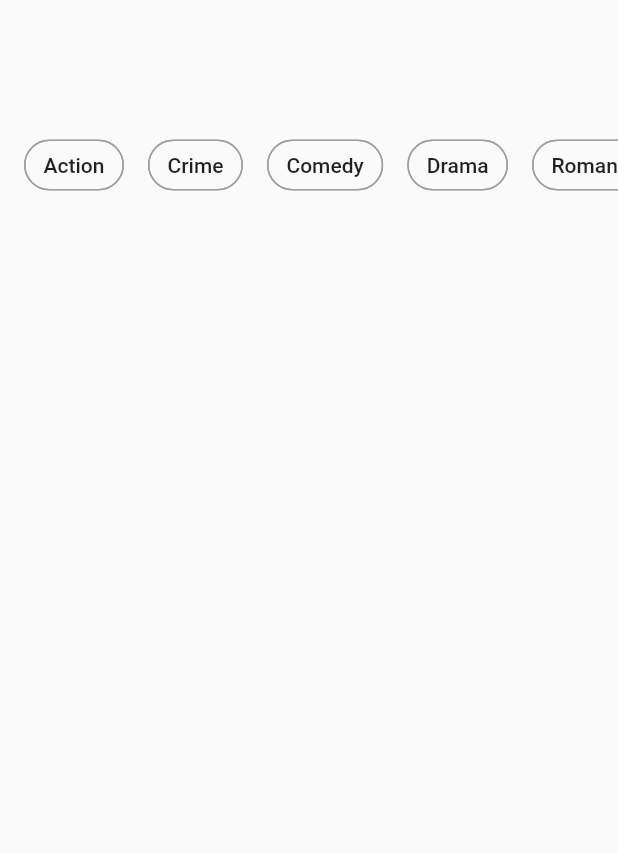
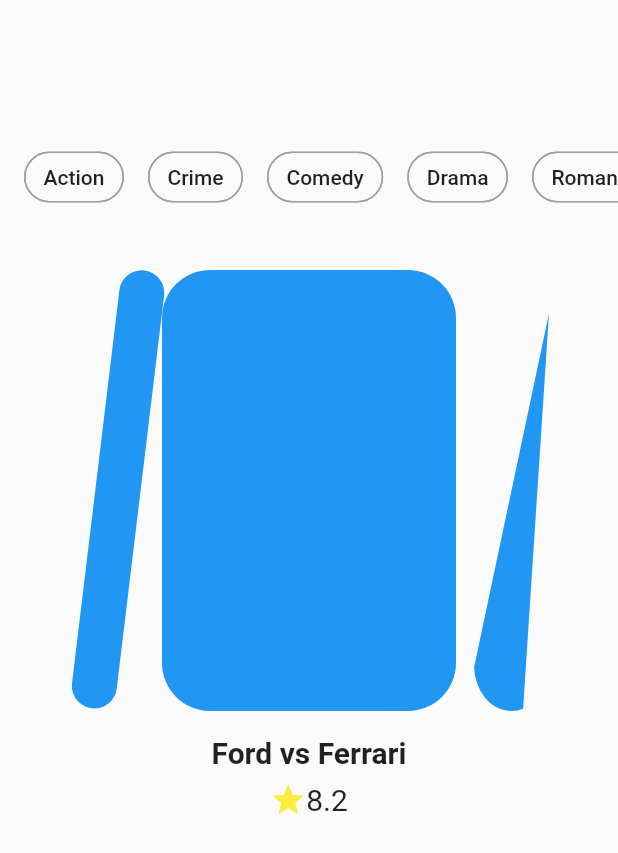
Before and after one commit to MarkMarcel/movie_assistant, a Flutter app: the screen it shows after launch, on a phone screen of 412 x 824 dp. Shown: the top 853 px of the screen. Run offline on Flutter 3.47's test engine with Material 2 defaults, Android fonts, the phone set to English and light mode, and no system bars.

```diff
--- a/lib/main.dart
+++ b/lib/main.dart
@@ -4,6 +4,7 @@
 
 import 'package:flutter/material.dart';
 import 'package:movie_assistant/ui/screens/home.dart';
+import 'package:movie_assistant/ui/screens/routes.dart';
 import 'package:movie_assistant/ui/themes/app_theme.dart';
 
 void main() => runApp(MyApp());
@@ -14,9 +15,10 @@ class MyApp extends StatelessWidget {
   Widget build(BuildContext context) {
 
     return MaterialApp(
-      title: 'Welcome to Flutter',
+      home: Home(),
+      routes: appRoutes,
       theme: getAppTheme(context),
-      home: Home()
+      title: 'Vietant',
     );
   }
 }
--- /dev/null
+++ b/lib/ui/custom_painters/home_movie_right.dart
@@ -0,0 +1,40 @@
+import 'dart:math';
+
+import 'package:flutter/material.dart';
+
+class MovieRight extends CustomPainter{
+  num angle;
+  Paint _paint;
+  MovieRight({@required this.angle, @required color})
+  :_paint = Paint()
+  ..color = color
+  ..isAntiAlias = true;
+
+  @override
+  void paint(Canvas canvas, Size size) {
+    final angleTan = _getTan(this.angle);
+    final points = _getPoints(size, angleTan);
+    final path = Path();
+    path.moveTo(points['first'].dx, points['first'].dy);
+    path.lineTo(points['second'].dx, points['second'].dy);
+    path.arcTo(Rect.fromLTRB(points['second'].dx,points['second'].dy-32,size.width,size.height), -pi, -3*pi/5, false);
+    path.lineTo(points['first'].dx, points['first'].dy);
+    canvas.drawPath(path, _paint);
+
+  }
+
+  @override
+  bool shouldRepaint(CustomPainter oldDelegate) {
+    return false;
+  }
+
+  double _getTan(num radians){
+    return tan(radians).abs();
+  }
+
+  Map<String,Offset> _getPoints(Size size, num angleTan) => {
+    'first':Offset(size.width, angleTan*size.width),
+    'second':Offset(0, size.height-angleTan*size.width)
+  };
+
+}
--- a/lib/ui/screens/home.dart
+++ b/lib/ui/screens/home.dart
@@ -1,4 +1,6 @@
 import 'package:flutter/material.dart';
+import 'package:movie_assistant/ui/custom_painters/home_movie_right.dart';
+import 'dart:math';
 
 class Home extends StatelessWidget {
   final List<Tab> myTabs = <Tab>[
@@ -15,7 +17,7 @@ class Home extends StatelessWidget {
   Widget build(BuildContext context) {
     return Scaffold(
       body: Container(
-          padding: EdgeInsets.only( top: 16),
+          padding: EdgeInsets.only(top: 16),
           child: Column(children: <Widget>[
             DefaultTabController(
                 length: myTabs.length,
@@ -23,13 +25,14 @@ class Home extends StatelessWidget {
                   isScrollable: true,
                   tabs: myTabs,
                 )),
-            SizedBox(height: 16),
             Container(
+              alignment: Alignment.center,
               constraints: BoxConstraints(maxHeight: 60),
+              margin: EdgeInsets.only(top: 24),
               child:
                   ListView(scrollDirection: Axis.horizontal, children: <Widget>[
                 Container(
-                    margin: EdgeInsets.symmetric(horizontal:16),
+                    margin: EdgeInsets.symmetric(horizontal: 16),
                     child: ActionChip(
                         label: Text('Action'),
                         backgroundColor: Colors.transparent,
@@ -84,7 +87,66 @@ class Home extends StatelessWidget {
                               "If you stand for nothing, Burr, what’ll you fall for?");
                         }))
               ]),
-            )
+            ),
+            Container(
+                margin: EdgeInsets.only(top: 32),
+                child: Row(
+                  mainAxisAlignment: MainAxisAlignment.center,
+                  crossAxisAlignment: CrossAxisAlignment.start,
+                  children: <Widget>[
+                    RotatedBox(quarterTurns: 2,
+                    child:Container(
+                    width: 30,
+                    height: 294,
+                    clipBehavior: Clip.antiAlias,
+                    transform: Matrix4.tryInvert(Matrix4.rotationZ(-0.12)),
+                    decoration: BoxDecoration(
+                        color: Colors.blue,
+                        borderRadius: BorderRadius.circular(32)),
+                  ))
+                  ,
+                  SizedBox(width: 32),
+                  Column(
+                    children: <Widget>[
+                      GestureDetector(
+                        onTap: () => Navigator.pushNamed(context, '/movie'),
+                        child:Container(
+                        width: 196,
+                        height: 294,
+                        decoration: BoxDecoration(
+                            color: Colors.blue,
+                            borderRadius: BorderRadius.circular(32)),
+                      )),
+                      Container(
+                        margin:EdgeInsets.only(top:16),
+                        child:Text(
+                        'Ford vs Ferrari',
+                        style: TextStyle(
+                            fontSize: 20, fontWeight: FontWeight.bold),
+                      )
+                      ),
+                      Container(
+                        margin:EdgeInsets.only(top:8),
+                        child:Row(
+                          mainAxisAlignment: MainAxisAlignment.center,
+                          children: <Widget>[
+                            Icon(Icons.star,color:Colors.yellow),
+                            Text('8.2',style: TextStyle(
+                            fontSize: 20, ),)
+                          ],
+                        )
+                      )
+                    ],
+                  ),
+                  SizedBox(width: 12),
+                  Container(
+                    child: CustomPaint(
+                      painter:MovieRight(angle: pi/6,color: Theme.of(context).primaryColor)
+                    ),
+                    height: 294,
+                    width: 50,
+                  ),
+                ]))
           ])),
     );
   }
--- /dev/null
+++ b/lib/ui/screens/movie.dart
@@ -0,0 +1,12 @@
+
+import 'package:flutter/cupertino.dart';
+
+class Movie extends StatelessWidget{
+  @override
+  Widget build(BuildContext context) {
+    return Center(
+      child:Text('Movie works')
+    );
+  }
+
+}
--- /dev/null
+++ b/lib/ui/screens/routes.dart
@@ -0,0 +1,6 @@
+import 'package:flutter/material.dart';
+import 'package:movie_assistant/ui/screens/movie.dart';
+
+final appRoutes = <String,WidgetBuilder>{
+    '/movie':(BuildContext context) => Movie()
+};
```
Also changed, not shown: lib/models/movie.dart (added), 2 other files.
